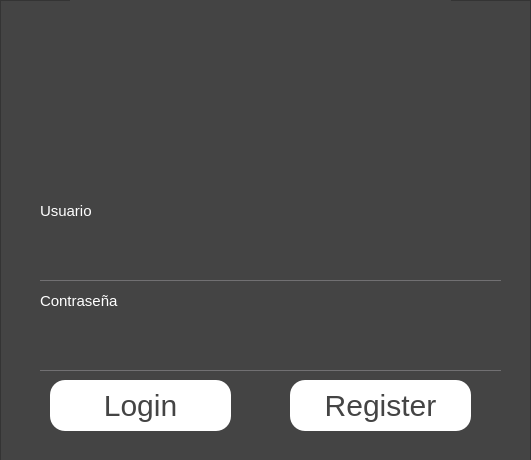
First picture: the form in login.ui, repository Simon010717/EasyParkingPy, before the edit.
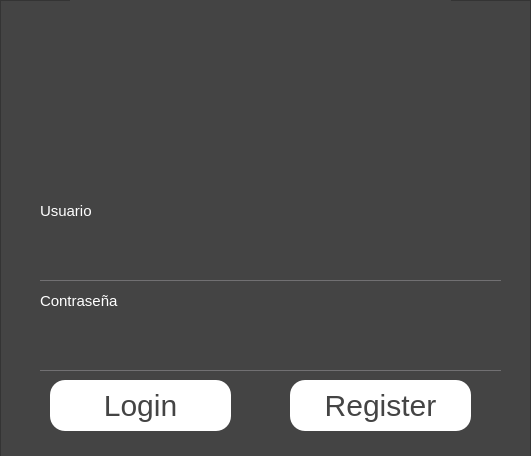
Second picture: the form after the edit. Icons and pictures are not drawn.

```diff
--- a/login.ui
+++ b/login.ui
@@ -7,7 +7,7 @@
     <x>0</x>
     <y>0</y>
     <width>531</width>
-    <height>460</height>
+    <height>456</height>
    </rect>
   </property>
   <property name="windowTitle">
@@ -69,7 +69,7 @@
      <property name="geometry">
       <rect>
        <x>40</x>
-       <y>310</y>
+       <y>220</y>
        <width>461</width>
        <height>61</height>
       </rect>
@@ -78,7 +78,7 @@
       <string/>
      </property>
      <property name="echoMode">
-      <enum>QLineEdit::Password</enum>
+      <enum>QLineEdit::PasswordEchoOnEdit</enum>
      </property>
      <property name="cursorPosition">
       <number>0</number>
@@ -88,7 +88,7 @@
      <property name="geometry">
       <rect>
        <x>40</x>
-       <y>220</y>
+       <y>310</y>
        <width>461</width>
        <height>61</height>
       </rect>
@@ -96,6 +96,9 @@
      <property name="text">
       <string/>
      </property>
+     <property name="echoMode">
+      <enum>QLineEdit::Password</enum>
+     </property>
      <property name="cursorPosition">
       <number>0</number>
      </property>
```
Left out of the diff: 3 changed lines with no effect on the pictures.
